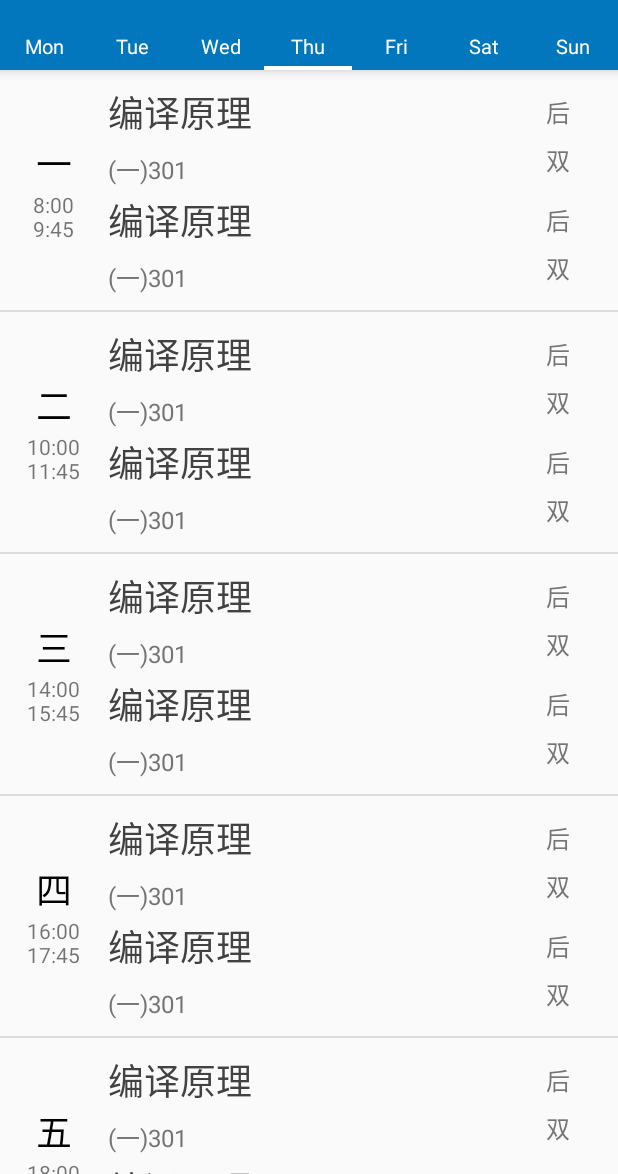
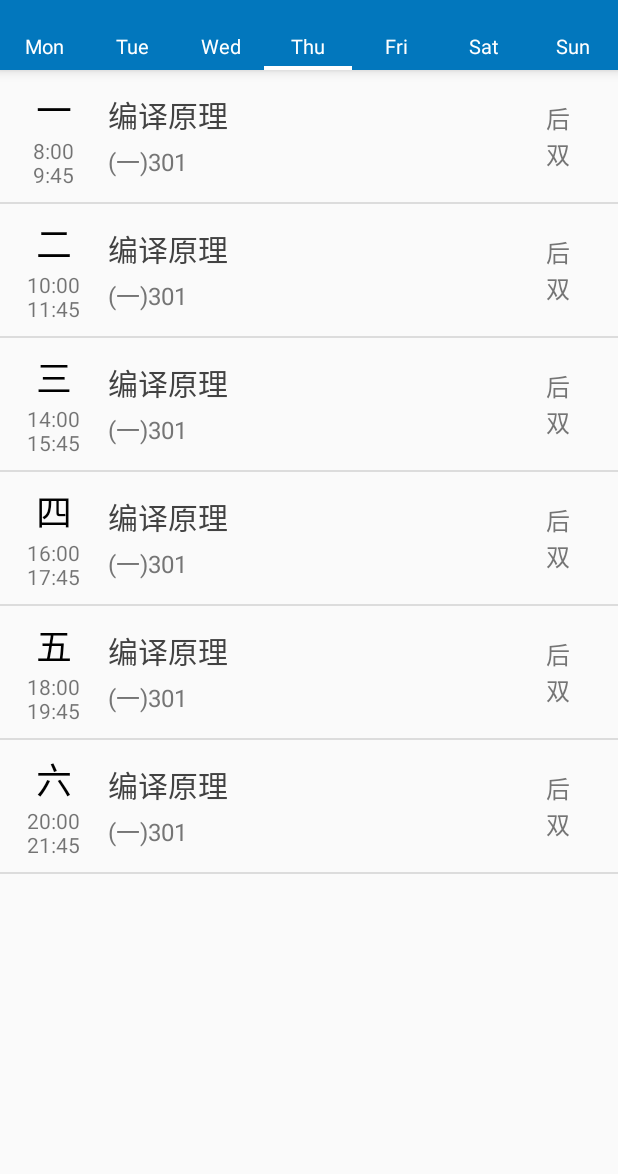
Before and after one commit to 13061121/LightSchedule-Project-Android, an Android app: the screen it shows after launch (MainActivity), on a phone screen of 412 x 824 dp, the part 62-1236 px from its top. Run offline under Robolectric (Android 15) with nearby library versions, the phone set to English and light mode, and no system bars.

Commit message:
相对小改 准备连接数据库

```diff
--- a/src/main/java/com/leafli7/lightschedule/Adapter/DayScheduleAdapter.java
+++ b/src/main/java/com/leafli7/lightschedule/Adapter/DayScheduleAdapter.java
@@ -59,11 +59,17 @@ public class DayScheduleAdapter extends BaseAdapter {
         LinearLayout llSingleLessonTime = (LinearLayout) llMain.findViewById(R.id.llSingleLessonTime);
         LessonItemLayout lessonItemLayout = new LessonItemLayout(context, 123);
         lessonItemLayout.setFocusable(true);
+        lessonItemLayout.setOnClickListener(new View.OnClickListener() {
+            @Override
+            public void onClick(View v) {
+                Toast.makeText(context, "clicked", Toast.LENGTH_SHORT).show();
+            }
+        });
         llSingleLessonTime.addView(lessonItemLayout);
 
-        lessonItemLayout = new LessonItemLayout(context, 123);
-        lessonItemLayout.setFocusable(true);
-        llSingleLessonTime.addView(lessonItemLayout);
+//        lessonItemLayout = new LessonItemLayout(context, 123);
+//        lessonItemLayout.setFocusable(true);
+//        llSingleLessonTime.addView(lessonItemLayout);
 
         TextView tvLessonNum = (TextView) llMain.findViewById(R.id.tvLessonNum);
         TextView tvLessonTime = (TextView) llMain.findViewById(R.id.tvLessonTime);
--- a/src/main/res/layout/day_schedule_list_item.xml
+++ b/src/main/res/layout/day_schedule_list_item.xml
@@ -24,7 +24,8 @@
             android:layout_width="wrap_content"
             android:layout_height="wrap_content"
             android:text="8:00\n9:45"
-            android:id="@+id/tvLessonTime"/>
+            android:id="@+id/tvLessonTime"
+            android:gravity="center_horizontal"/>
 
     </LinearLayout>
 
--- a/src/main/res/layout/lesson_item_layout.xml
+++ b/src/main/res/layout/lesson_item_layout.xml
@@ -20,11 +20,11 @@
             android:layout_height="wrap_content"
             android:text="编译原理"
             android:textColor="#424242"
-            android:textSize="@dimen/abc_text_size_headline_material" />
+            android:textSize="@dimen/abc_text_size_title_material" />
 
         <Space
             android:layout_width="1dp"
-            android:layout_height="@dimen/margin_top_bottom" />
+            android:layout_height="@dimen/headerbar_elevation" />
 
         <TextView
             android:id="@+id/tvLessonClassroom"
@@ -53,10 +53,6 @@
             android:textColor="@color/material_grey_600"
             android:textSize="@dimen/abc_text_size_subhead_material" />
 
-        <Space
-            android:layout_width="1dp"
-            android:layout_height="@dimen/margin_top_bottom" />
-
         <TextView
             android:id="@+id/tvSingleWeekLesson"
             android:layout_width="match_parent"
--- a/src/main/res/layout/navdrawer.xml
+++ b/src/main/res/layout/navdrawer.xml
@@ -54,7 +54,7 @@
                     android:layout_height="20dp"
                     android:fontFamily="sans-serif"
                     android:textColor="#E9E9E9"
-                    android:text="Template"
+                    android:text="For you, for simple life."
                     android:paddingLeft="16dp"
                     android:layout_marginBottom="5dp"
                     android:textSize="15dp"
```
